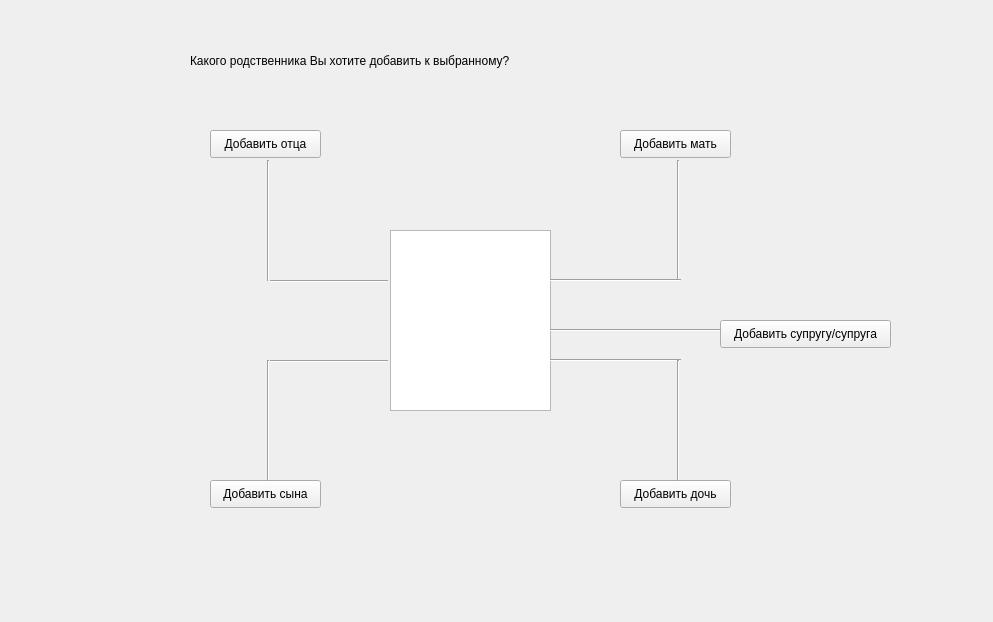
Above: addrelativewindow.ui from moevm/gui-1h2018-12 before the change. Below: the same form after it.
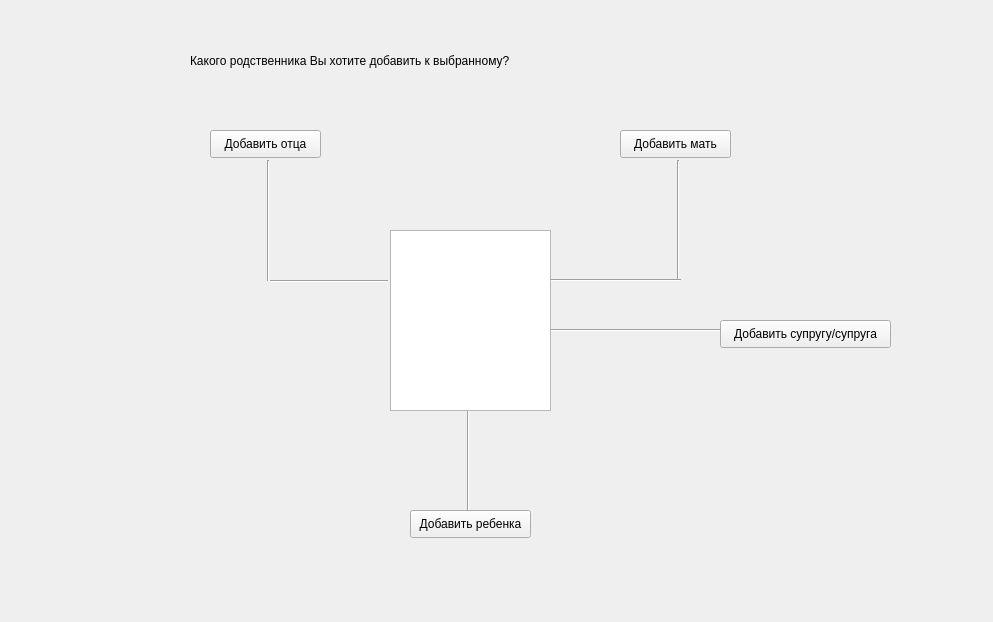
That is the form after the change.

```diff
--- a/addrelativewindow.ui
+++ b/addrelativewindow.ui
@@ -35,30 +35,17 @@
   <widget class="QPushButton" name="pushButton">
    <property name="geometry">
     <rect>
-     <x>210</x>
-     <y>480</y>
-     <width>111</width>
+     <x>410</x>
+     <y>510</y>
+     <width>121</width>
      <height>28</height>
     </rect>
    </property>
    <property name="text">
-    <string>Добавить сына</string>
+    <string>Добавить ребенка</string>
    </property>
   </widget>
-  <widget class="QPushButton" name="pushButton_2">
-   <property name="geometry">
-    <rect>
-     <x>620</x>
-     <y>480</y>
-     <width>111</width>
-     <height>28</height>
-    </rect>
-   </property>
-   <property name="text">
-    <string>Добавить дочь</string>
-   </property>
-  </widget>
-  <widget class="QPushButton" name="pushButton_3">
+  <widget class="QPushButton" name="pushButtonAddPa">
    <property name="geometry">
     <rect>
      <x>210</x>
@@ -172,24 +159,11 @@
     <enum>Qt::Horizontal</enum>
    </property>
   </widget>
-  <widget class="Line" name="line_6">
-   <property name="geometry">
-    <rect>
-     <x>270</x>
-     <y>360</y>
-     <width>118</width>
-     <height>3</height>
-    </rect>
-   </property>
-   <property name="orientation">
-    <enum>Qt::Horizontal</enum>
-   </property>
-  </widget>
   <widget class="Line" name="line_7">
    <property name="geometry">
     <rect>
-     <x>260</x>
-     <y>360</y>
+     <x>460</x>
+     <y>390</y>
      <width>16</width>
      <height>121</height>
     </rect>
@@ -198,32 +172,18 @@
     <enum>Qt::Vertical</enum>
    </property>
   </widget>
-  <widget class="Line" name="line_8">
-   <property name="geometry">
-    <rect>
-     <x>550</x>
-     <y>350</y>
-     <width>131</width>
-     <height>20</height>
-    </rect>
-   </property>
-   <property name="orientation">
-    <enum>Qt::Horizontal</enum>
-   </property>
-  </widget>
-  <widget class="Line" name="line_9">
-   <property name="geometry">
-    <rect>
-     <x>670</x>
-     <y>360</y>
-     <width>16</width>
-     <height>121</height>
-    </rect>
-   </property>
-   <property name="orientation">
-    <enum>Qt::Vertical</enum>
-   </property>
-  </widget>
+  <zorder>label</zorder>
+  <zorder>pushButtonAddChild</zorder>
+  <zorder>pushButtonAddPa</zorder>
+  <zorder>pushButtonAddMa</zorder>
+  <zorder>pushButtonAddPartner</zorder>
+  <zorder>line</zorder>
+  <zorder>line_2</zorder>
+  <zorder>line_3</zorder>
+  <zorder>line_4</zorder>
+  <zorder>line_5</zorder>
+  <zorder>line_7</zorder>
+  <zorder>graphicsView</zorder>
  </widget>
  <resources/>
  <connections/>
```
Left out of the diff: 6 changed lines with no effect on the pictures.
